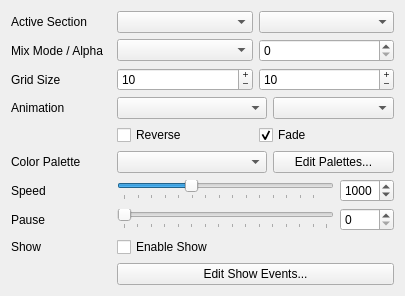
The window that gui/widget/maestrocontrol.ui (8bitbuddhist/PixelMaestro) describes before a commit, drawn with Qt 5.
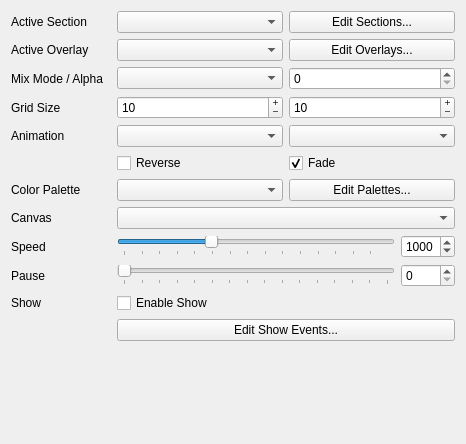
The same window after the commit.

Commit message: Studio - Initial work on dynamic Sections/Overlays (broken).

```diff
--- a/gui/widget/maestrocontrol.ui
+++ b/gui/widget/maestrocontrol.ui
@@ -6,8 +6,8 @@
    <rect>
     <x>0</x>
     <y>0</y>
-    <width>405</width>
-    <height>280</height>
+    <width>466</width>
+    <height>444</height>
    </rect>
   </property>
   <property name="sizePolicy">
@@ -47,18 +47,22 @@
         <widget class="QComboBox" name="sectionComboBox"/>
        </item>
        <item>
-        <widget class="QComboBox" name="canvasComboBox"/>
+        <widget class="QPushButton" name="editSectionsButton">
+         <property name="text">
+          <string>Edit Sections...</string>
+         </property>
+        </widget>
        </item>
       </layout>
      </item>
-     <item row="1" column="0">
+     <item row="2" column="0">
       <widget class="QLabel" name="mixModeLabel">
        <property name="text">
         <string>Mix Mode / Alpha</string>
        </property>
       </widget>
      </item>
-     <item row="1" column="1">
+     <item row="2" column="1">
       <layout class="QHBoxLayout" name="overlayLayout">
        <item>
         <widget class="QComboBox" name="mix_modeComboBox"/>
@@ -75,14 +79,14 @@
        </item>
       </layout>
      </item>
-     <item row="2" column="0">
+     <item row="3" column="0">
       <widget class="QLabel" name="gridSizeLabel">
        <property name="text">
         <string>Grid Size</string>
        </property>
       </widget>
      </item>
-     <item row="2" column="1">
+     <item row="3" column="1">
       <layout class="QHBoxLayout" name="sectionOptionsLayout">
        <item>
         <widget class="QSpinBox" name="rowsSpinBox">
@@ -121,7 +125,7 @@
        </item>
       </layout>
      </item>
-     <item row="3" column="0">
+     <item row="4" column="0">
       <widget class="QLabel" name="animationLabel">
        <property name="minimumSize">
         <size>
@@ -134,7 +138,7 @@
        </property>
       </widget>
      </item>
-     <item row="3" column="1">
+     <item row="4" column="1">
       <layout class="QHBoxLayout" name="animationLayout">
        <item>
         <widget class="QComboBox" name="animationComboBox">
@@ -151,7 +155,7 @@
        </item>
       </layout>
      </item>
-     <item row="5" column="1">
+     <item row="6" column="1">
       <layout class="QHBoxLayout" name="animationOptionsLayout">
        <item>
         <widget class="QCheckBox" name="reverse_animationCheckBox">
@@ -172,7 +176,7 @@
        </item>
       </layout>
      </item>
-     <item row="7" column="0">
+     <item row="8" column="0">
       <widget class="QLabel" name="colorLabel">
        <property name="minimumSize">
         <size>
@@ -185,7 +189,7 @@
        </property>
       </widget>
      </item>
-     <item row="7" column="1">
+     <item row="8" column="1">
       <layout class="QHBoxLayout" name="colorSchemeLayout">
        <item>
         <widget class="QComboBox" name="colorComboBox">
@@ -213,6 +217,16 @@
       </layout>
      </item>
      <item row="9" column="0">
+      <widget class="QLabel" name="canvasLabel">
+       <property name="text">
+        <string>Canvas</string>
+       </property>
+      </widget>
+     </item>
+     <item row="9" column="1">
+      <widget class="QComboBox" name="canvasComboBox"/>
+     </item>
+     <item row="10" column="0">
       <widget class="QLabel" name="cycleLabel">
        <property name="minimumSize">
         <size>
@@ -225,7 +239,7 @@
        </property>
       </widget>
      </item>
-     <item row="9" column="1">
+     <item row="10" column="1">
       <layout class="QHBoxLayout" name="speedLayout">
        <item>
         <widget class="QSlider" name="cycleSlider">
@@ -273,28 +287,14 @@
        </item>
       </layout>
      </item>
-     <item row="11" column="1">
-      <widget class="QCheckBox" name="enableShowCheckBox">
-       <property name="text">
-        <string>Enable Show</string>
-       </property>
-      </widget>
-     </item>
-     <item row="12" column="1">
-      <widget class="QPushButton" name="editEventsButton">
-       <property name="text">
-        <string>Edit Show Events...</string>
-       </property>
-      </widget>
-     </item>
-     <item row="10" column="0">
+     <item row="11" column="0">
       <widget class="QLabel" name="pauseLabel">
        <property name="text">
         <string>Pause</string>
        </property>
       </widget>
      </item>
-     <item row="10" column="1">
+     <item row="11" column="1">
       <layout class="QHBoxLayout" name="pauseLayout">
        <item>
         <widget class="QSlider" name="pauseSlider">
@@ -327,13 +327,52 @@
        </item>
       </layout>
      </item>
-     <item row="11" column="0">
+     <item row="12" column="0">
       <widget class="QLabel" name="showLabel">
        <property name="text">
         <string>Show</string>
        </property>
       </widget>
      </item>
+     <item row="12" column="1">
+      <widget class="QCheckBox" name="enableShowCheckBox">
+       <property name="text">
+        <string>Enable Show</string>
+       </property>
+      </widget>
+     </item>
+     <item row="13" column="1">
+      <widget class="QPushButton" name="editEventsButton">
+       <property name="text">
+        <string>Edit Show Events...</string>
+       </property>
+      </widget>
+     </item>
+     <item row="1" column="1">
+      <layout class="QHBoxLayout" name="overlaySelectLayout">
+       <item>
+        <widget class="QComboBox" name="overlayComboBox">
+         <property name="currentText">
+          <string/>
+         </property>
+        </widget>
+       </item>
+       <item>
+        <widget class="QPushButton" name="editOverlaysButton">
+         <property name="text">
+          <string>Edit Overlays...</string>
+         </property>
+        </widget>
+       </item>
+      </layout>
+     </item>
+     <item row="1" column="0">
+      <widget class="QLabel" name="activeOverlayLabel">
+       <property name="text">
+        <string>Active Overlay</string>
+       </property>
+      </widget>
+     </item>
     </layout>
    </item>
   </layout>
```
The commit also changes 10 other files.
